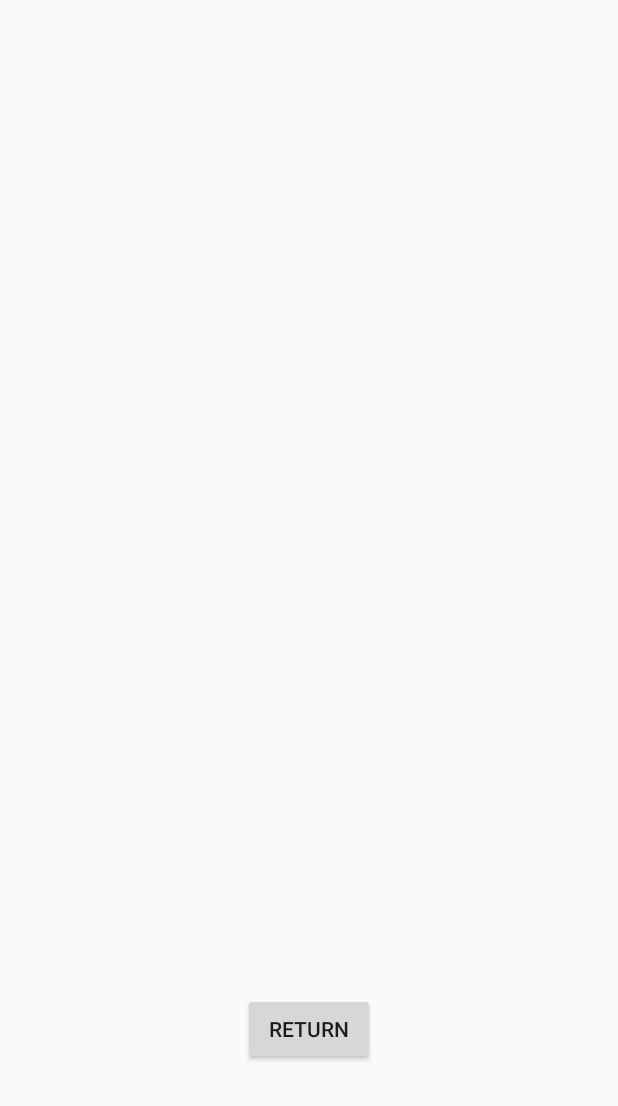
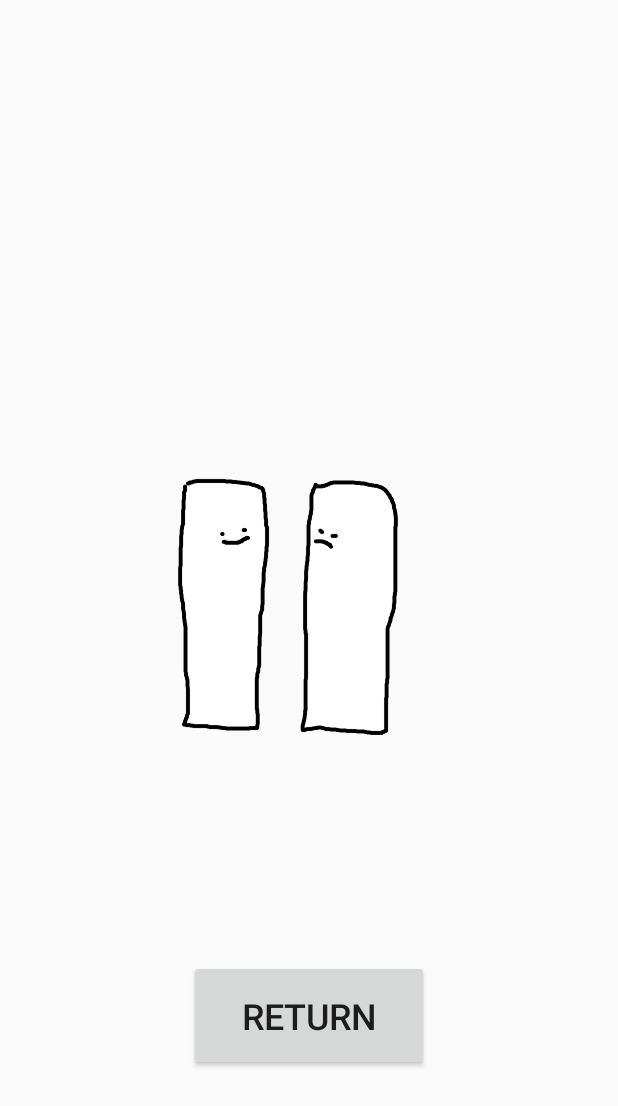
Before and after one commit to rcouture27/SoundofScapes, an Android app: the screen it shows after launch (PlayBackActivity), after a tap on "START", on a phone screen of 412 x 824 dp. Shown: the top 1106 px of the screen. Run offline under Robolectric (Android 15) with nearby library versions, the phone set to English and light mode, and no system bars.

Commit message:
Added textView and pause button

```diff
--- a/SoundScapeProject/app/src/main/java/edu/nhti/ist218/soundscapeproject/MainActivity.java
+++ b/SoundScapeProject/app/src/main/java/edu/nhti/ist218/soundscapeproject/MainActivity.java
@@ -13,6 +13,7 @@ import android.view.ViewGroup;
 import android.widget.AdapterView;
 import android.widget.ArrayAdapter;
 import android.widget.Button;
+import android.widget.EditText;
 import android.widget.SeekBar;
 import android.widget.Spinner;
 import android.widget.TextView;
@@ -38,6 +39,7 @@ public class MainActivity extends AppCompatActivity {
     private MediaPlayer harbor_sound;
     private MediaPlayer leaves_sound;
 
+    EditText userTitle;
 
     @Override
     protected void onCreate(Bundle savedInstanceState) {
@@ -89,7 +91,6 @@ public class MainActivity extends AppCompatActivity {
         tertiaryVolume = findViewById(R.id.tertiarySeekBar);
 
 
-
         configureStartButton();
     }
 
@@ -120,7 +121,11 @@ public class MainActivity extends AppCompatActivity {
         startButton.setOnClickListener(new View.OnClickListener() {
             @Override
             public void onClick(View v) {
-                startActivity(new Intent(MainActivity.this, PlayBackActivity.class));
+                userTitle = findViewById(R.id.editScapeName);
+                Intent intent = new Intent(MainActivity.this, PlayBackActivity.class);
+                intent.putExtra("userTitle", userTitle.getText().toString());
+
+                startActivity(intent);
             }
         });
     }
--- a/SoundScapeProject/app/src/main/java/edu/nhti/ist218/soundscapeproject/PlayBackActivity.java
+++ b/SoundScapeProject/app/src/main/java/edu/nhti/ist218/soundscapeproject/PlayBackActivity.java
@@ -1,9 +1,11 @@
 package edu.nhti.ist218.soundscapeproject;
 
+import android.content.Intent;
 import android.support.v7.app.AppCompatActivity;
 import android.os.Bundle;
 import android.view.View;
 import android.widget.Button;
+import android.widget.TextView;
 
 public class PlayBackActivity extends AppCompatActivity {
 
@@ -11,6 +13,23 @@ public class PlayBackActivity extends AppCompatActivity {
     protected void onCreate(Bundle savedInstanceState) {
         super.onCreate(savedInstanceState);
         setContentView(R.layout.activity_play_back);
+
+        TextView userTitle = findViewById(R.id.scapeTitle);
+
+        Intent intent = getIntent();
+        userTitle.setText(intent.getStringExtra("userTitle"));
+
+        final Button playButton = findViewById(R.id.playButton);
+        playButton.setOnClickListener(new View.OnClickListener() {
+            @Override
+            public void onClick(View v) {
+                if(playButton.equals(R.drawable.pause_button)){
+                    playButton.setBackgroundResource(R.drawable.play_button);
+                } else {
+                    playButton.setBackgroundResource(R.drawable.pause_button);
+                }
+            }
+        });
 
         configureReturnButton();
     }
--- a/SoundScapeProject/app/src/main/res/layout/activity_play_back.xml
+++ b/SoundScapeProject/app/src/main/res/layout/activity_play_back.xml
@@ -8,12 +8,42 @@
 
     <Button
         android:id="@+id/buttonReturn"
-        android:layout_width="wrap_content"
-        android:layout_height="wrap_content"
+        android:layout_width="160dp"
+        android:layout_height="74dp"
         android:text="@string/buttonReturn"
+        android:textSize="24sp"
         app:layout_constraintBottom_toBottomOf="parent"
         app:layout_constraintEnd_toEndOf="parent"
         app:layout_constraintStart_toStartOf="parent"
         app:layout_constraintTop_toTopOf="parent"
         app:layout_constraintVertical_bias="0.853" />
+
+    <TextView
+        android:id="@+id/scapeTitle"
+        android:layout_width="297dp"
+        android:layout_height="71dp"
+        android:layout_marginStart="8dp"
+        android:layout_marginTop="84dp"
+        android:layout_marginEnd="56dp"
+        android:textAlignment="center"
+        android:text=""
+        android:textSize="36sp"
+        app:layout_constraintEnd_toEndOf="parent"
+        app:layout_constraintHorizontal_bias="0.98"
+        app:layout_constraintStart_toStartOf="parent"
+        app:layout_constraintTop_toTopOf="parent" />
+
+    <Button
+        android:id="@+id/playButton"
+        android:layout_width="204dp"
+        android:layout_height="200dp"
+        android:layout_marginStart="8dp"
+        android:layout_marginTop="8dp"
+        android:layout_marginEnd="8dp"
+        android:layout_marginBottom="8dp"
+        android:background="@drawable/pause_button"
+        app:layout_constraintBottom_toBottomOf="parent"
+        app:layout_constraintEnd_toEndOf="parent"
+        app:layout_constraintStart_toStartOf="parent"
+        app:layout_constraintTop_toTopOf="parent" />
 </android.support.constraint.ConstraintLayout>
--- a/SoundScapeProject/build.gradle
+++ b/SoundScapeProject/build.gradle
@@ -7,7 +7,7 @@ buildscript {
         jcenter()
     }
     dependencies {
-        classpath 'com.android.tools.build:gradle:3.1.4'
+        classpath 'com.android.tools.build:gradle:3.2.1'
 
 
         // NOTE: Do not place your application dependencies here; they belong
```
Also changed, not shown: SoundScapeProject/app/src/main/res/drawable/pause_button.png (added), SoundScapeProject/app/src/main/res/drawable/play_button.png (added), SoundScapeProject/gradle/wrapper/gradle-wrapper.properties.
